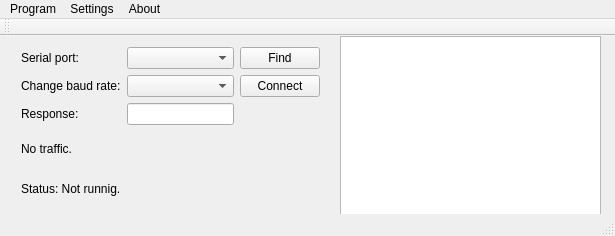
The window that mainwindow.ui (error0001/termianlQt) describes before a commit, drawn with Qt 5.
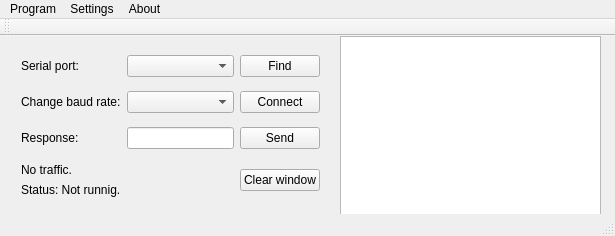
The same window after the commit.

Patch:
```diff
--- a/mainwindow.ui
+++ b/mainwindow.ui
@@ -44,7 +44,7 @@
      <item row="0" column="1">
       <widget class="QComboBox" name="comboBox"/>
      </item>
-     <item row="3" column="0" colspan="2">
+     <item row="4" column="0" colspan="2">
       <layout class="QVBoxLayout" name="verticalLayout">
        <item>
         <widget class="QLabel" name="label_4">
@@ -86,6 +86,20 @@
        </property>
       </widget>
      </item>
+     <item row="2" column="2">
+      <widget class="QPushButton" name="pushButtonSend">
+       <property name="text">
+        <string>Send</string>
+       </property>
+      </widget>
+     </item>
+     <item row="4" column="2">
+      <widget class="QPushButton" name="pushButtonClearWindow">
+       <property name="text">
+        <string>Clear window</string>
+       </property>
+      </widget>
+     </item>
     </layout>
    </widget>
    <widget class="QTextEdit" name="textEdit">
```
Left out of the diff: 10 changed lines with no effect on the pictures.
